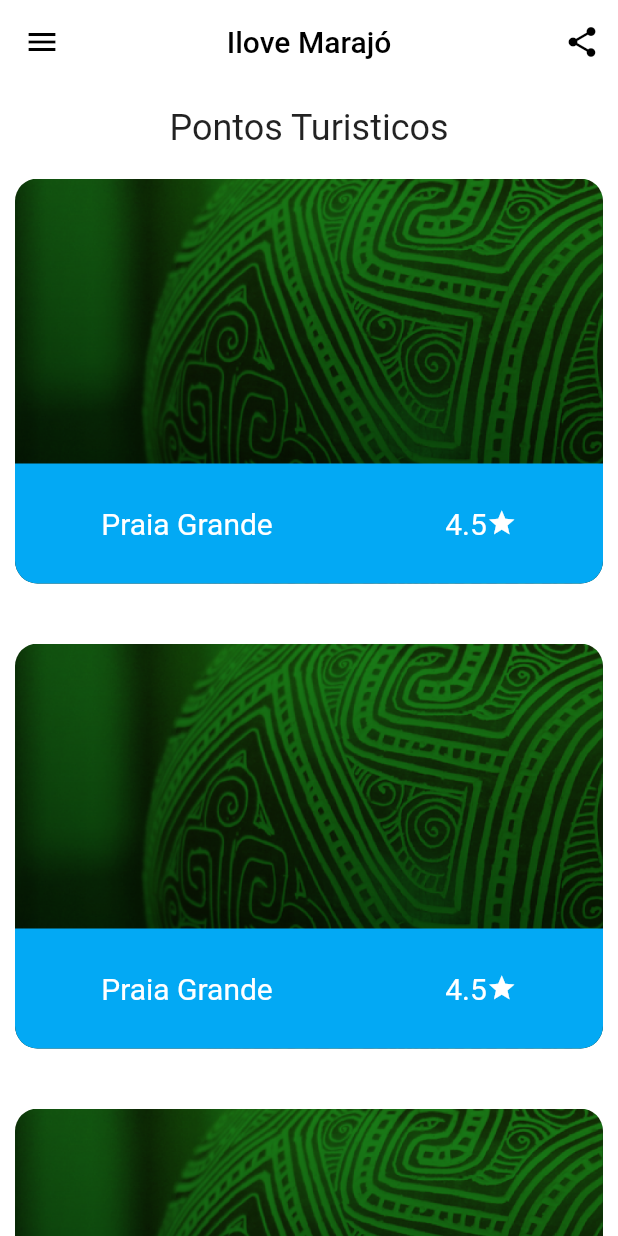
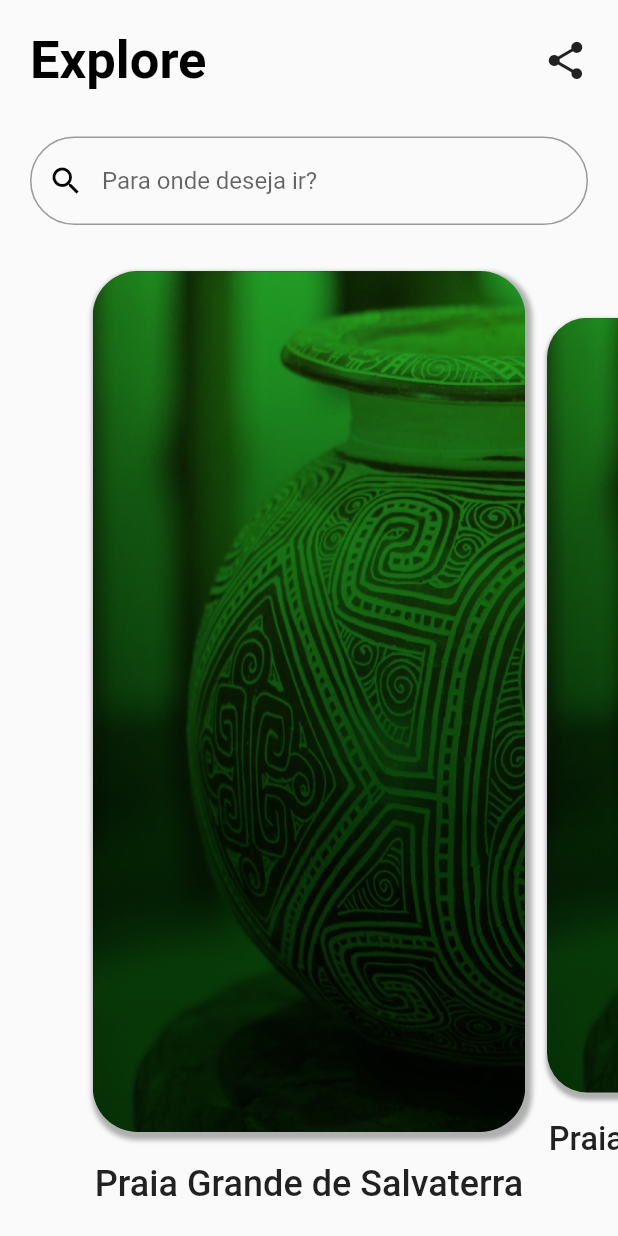
Before and after one commit to IloveMarajoProject/Ilove-Marajo, a Flutter app: the HomePage screen opened directly, on a phone screen of 412 x 824 dp. Run offline on Flutter 3.47's test engine with Material 2 defaults, Android fonts, the light colour scheme and no system bars; drawn by our look-alikes of auto_size_text; our stand-ins replace hexcolor; network calls fail.

Commit message:
Nova HomaPage

```diff
--- a/lib/Views/HomePage/HomePage.dart
+++ b/lib/Views/HomePage/HomePage.dart
@@ -1,7 +1,12 @@
+import 'dart:async';
+import 'dart:convert';
+
 import 'package:auto_size_text/auto_size_text.dart';
 import 'package:flutter/cupertino.dart';
 import 'package:flutter/material.dart';
 import 'package:hexcolor/hexcolor.dart';
+import 'package:ilovemarajo/Api/Api.dart';
+import 'package:ilovemarajo/Api/ProdutosModel.dart';
 
 import 'Widgets/ListaWidget.dart';
 
@@ -11,53 +16,106 @@ class HomePage extends StatefulWidget {
 }
 
 class _HomePageState extends State<HomePage> {
+  int _index = 0;
+  int _selectedIndex = 0;
+
+  List<Produtos>? produtos;
+  StreamController _controller = StreamController<Iterable>();
+
+  _getProdutos(){
+    Api.getMunicipios().then((response) {
+      setState(() {
+          Iterable lista = json.decode(response.body);
+          produtos = lista.map((e) => Produtos.fromJson(e)).toList();
+          _controller.add(lista);
+      });
+    });
+  }
+  @override
+    void initState() {
+      // TODO: implement initState
+      super.initState();
+      _getProdutos();
+    }
   @override
   Widget build(BuildContext context) {
     return Scaffold(
-      backgroundColor: Colors.white,
-      appBar: AppBar(
-        iconTheme: IconThemeData(color: Colors.black),
-        title: Text('Ilove Marajó',style: TextStyle(color: Colors.black),),
-        centerTitle: true,
-        backgroundColor: Colors.white,
-        elevation: 0.0,
-        actions: [
-          IconButton(
-            icon: Icon(Icons.share),
-            onPressed: (){})
+     body: SafeArea(
+       child: Column(
+         children: [
+            Padding(
+              padding: const EdgeInsets.symmetric(horizontal: 20, vertical: 20),
+              child: Row(
+                mainAxisAlignment: MainAxisAlignment.spaceBetween,
+                children: [
+                  Flexible(
+                    child: AutoSizeText(
+                      'Explore',
+                      style: TextStyle(
+                        color: Colors.black,
+                        fontWeight: FontWeight.bold,
+                        fontSize: 35,
+                      ),
+                    ),
+                  ),
+                  Icon(
+                    Icons.share,
+                    size: 30,
+                  )
                 ],
               ),
-      drawer: Drawer(),
-
-      body: Column(
-        crossAxisAlignment: CrossAxisAlignment.center,
-        children: [
+            ),
             Padding(
-            padding: const EdgeInsets.only(top: 15),
-            child: AutoSizeText(
-              'Pontos Turisticos',
-              maxLines: 1,
-              style: TextStyle(
-                fontSize: 24
+              padding: const EdgeInsets.symmetric(horizontal: 20, vertical: 10),
+              child: TextField(
+                decoration: InputDecoration(
+                    border: OutlineInputBorder(
+                      borderRadius: BorderRadius.all(Radius.circular(40)),
                     ),
+                    hintText: 'Para onde deseja ir?',
+                    prefixIcon: Icon(
+                      Icons.search,
+                      color: Colors.black,
+                    )),
               ),
             ),
 
             Expanded(
               child: Container(
-              color: Colors.white,
-              child: ListView(
-                children: [
-                  ListaWidget(),
-                  ListaWidget(),
-                  ListaWidget(),
-                  ListaWidget(),
-                ],
+                child: StreamBuilder(
+                  initialData: 'Carregando dados',
+                  stream: _controller.stream,
+                  builder: (context, snapshot) {
+
+                    if(snapshot.hasError){
+                      return Center(
+                        child: Text('Erro inesperado :('),
+                      );
+                    }else if(!snapshot.hasData){
+                      return Center(
+                        child: CircularProgressIndicator(
+                          backgroundColor: Colors.red,
+                        ),
+                      );
+                    }
+                      return PageView.builder(
+                        itemCount: produtos?.length,
+                        controller: PageController(viewportFraction: 0.7),
+                        onPageChanged: (int index) => setState(() => _index = index),
+                        itemBuilder: (context,index){
+                          return ListaWidgets(
+                            imageURL: produtos?[index].image,
+                            indexHome: _index,
+                            indexPage: index,
+                          );
+                        },
+                      );
+                  }
                 ),
               ),
-          ),
+            )
          ],
-      )
+       )),
     );
   }
 }
--- a/lib/Views/HomePage/Widgets/ListaWidget.dart
+++ b/lib/Views/HomePage/Widgets/ListaWidget.dart
@@ -1,77 +1,55 @@
 import 'package:auto_size_text/auto_size_text.dart';
 import 'package:flutter/material.dart';
-import 'package:flutter/rendering.dart';
-import 'package:hexcolor/hexcolor.dart';
-class ListaWidget extends StatefulWidget {
+
+class ListaWidgets extends StatefulWidget {
+  int? indexHome;
+  int? indexPage;
+  String? imageURL;
+  ListaWidgets({this.indexHome,this.indexPage,this.imageURL});
   @override
-  _ListaWidgetState createState() => _ListaWidgetState();
+  _ListaWidgetsState createState() => _ListaWidgetsState();
 }
 
-class _ListaWidgetState extends State<ListaWidget> {
+class _ListaWidgetsState extends State<ListaWidgets> {
   @override
   Widget build(BuildContext context) {
-    return Container(
-      margin: EdgeInsets.symmetric(vertical: 20,horizontal: 10),
-      height: 270,
-      decoration: BoxDecoration(
-        color: Colors.white,
-        borderRadius: BorderRadius.circular(15),
-        image: DecorationImage(
-          fit: BoxFit.cover,
-          image: AssetImage('image/fundos/login.PNG')
-        )
-      ),
-
-      child: Stack(
-        children: [
-
-          Align(
-            alignment: Alignment.bottomCenter,
-            child: Container(
-              height: 80,
+    return Transform.scale(
+      scale: widget.indexPage == widget.indexHome ? 1.0 : 0.9,
+      child: GestureDetector(
+        onTap: (){
+          print("Deu certo");
+        },
+        child: Column(
+          mainAxisAlignment: MainAxisAlignment.spaceEvenly,
+          children: [
+            Container(
+              height: MediaQuery.of(context).size.height - 250,
               decoration: BoxDecoration(
-                color: Colors.lightBlue,
-                borderRadius: BorderRadius.only(
-                  bottomLeft: Radius.circular(15),
-                  bottomRight: Radius.circular(15)
-                )
-              ),
-              child: Row(
-                mainAxisAlignment: MainAxisAlignment.spaceAround,
-                children: [
-                  Flexible(
-                    child: AutoSizeText(
-                      'Praia Grande',
-                      maxLines: 2,
-                      style: TextStyle(
-                        color: Colors.white,
-                        fontSize: 20),
-                      )),
-
-                  RichText(
-                    text: TextSpan(
-                      children: [
-                        TextSpan(
-                          text: "4.5",
-                          style: TextStyle(
-                            color: Colors.white,
-                            fontSize: 20)
-                        ),
-                        WidgetSpan(
-                          child: Icon(
-                            Icons.star,
-                            size: 20,
-                            color: Colors.white,
-                            ),
-                        ),
-                      ],
-                    ),
+                  borderRadius: BorderRadius.circular(30),
+                  image: DecorationImage(
+                    fit: BoxFit.fill,
+                    image: AssetImage('image/fundos/login.PNG'),
                   ),
-                ],
+                  boxShadow: [
+                    BoxShadow(
+                      color: Colors.black.withOpacity(0.3),
+                      spreadRadius: 2,
+                      blurRadius: 2,
+                      offset: Offset(2, 3),
+                    )
+                  ]),
+            ),
+            AutoSizeText(
+              "Praia Grande de Salvaterra",
+              maxLines: 1,
+              textAlign: TextAlign.center,
+              style: TextStyle(
+                fontSize: 30,
+                fontWeight: FontWeight.w500,
               ),
             ),
-          )
-        ],
+          ],
+        ),
       ),
     );
   }
--- /dev/null
+++ b/lib/Views/InfoPage/InfoPage.dart
@@ -0,0 +1,18 @@
+import 'package:flutter/material.dart';
+
+class InfoPage extends StatefulWidget {
+  @override
+  _InfoPageState createState() => _InfoPageState();
+}
+
+class _InfoPageState extends State<InfoPage> {
+  @override
+  Widget build(BuildContext context) {
+    return Scaffold(
+      appBar: AppBar(
+        title: Text('Informações'),
+        centerTitle: true,
+      ),
+    );
+  }
+}
```
Also changed, not shown: lib/Views/HomePage/Widgets/Drawer.dart (deleted). Lines whose indentation alone changed are shown as unchanged.
